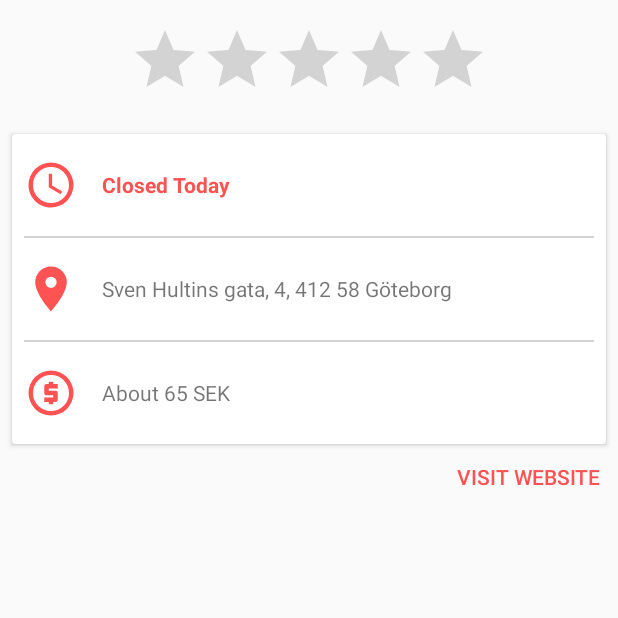
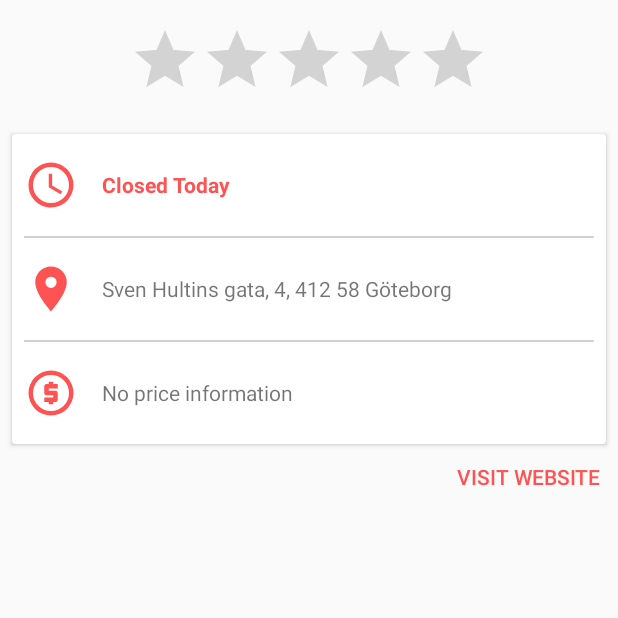
Before and after one commit to hsson/card-balance-app, an Android app: the fragment FoodAboutFragment shown on its own in the app's theme, on a phone screen of 412 x 824 dp, the top half of it. Run offline under Robolectric (Android 15) with nearby library versions, the phone set to English and light mode, and no system bars; 1 statement that could not run was skipped.

Commit message:
Adds average price

```diff
--- a/app/src/main/java/se/creotec/chscardbalance2/controller/FoodAboutFragment.kt
+++ b/app/src/main/java/se/creotec/chscardbalance2/controller/FoodAboutFragment.kt
@@ -44,6 +44,7 @@ class FoodAboutFragment : Fragment() {
         websiteButton = view.findViewById(R.id.restaurant_visit_website) as Button
         openNow = view.findViewById(R.id.restaurant_about_open_now) as TextView
         openHours = view.findViewById(R.id.restaurant_about_open_hours) as TextView
+        priceEstimate = view.findViewById(R.id.restaurant_about_avg_price) as TextView
 
         rating?.rating = restaurant.rating
         setOpenHours(openNow, openHours)
@@ -53,6 +54,13 @@ class FoodAboutFragment : Fragment() {
                     .build()
             webIntent.launchUrl(context, Uri.parse(restaurant.websiteUrl))
         }
+
+        if (restaurant.averagePrice != 0) {
+            priceEstimate?.text = getString(R.string.restaurant_about_avg_price, restaurant.averagePrice)
+        } else {
+            priceEstimate?.text = getString(R.string.restaurant_about_avg_no_price)
+        }
+
         return view
     }
 
--- a/app/src/main/java/se/creotec/chscardbalance2/model/Restaurant.kt
+++ b/app/src/main/java/se/creotec/chscardbalance2/model/Restaurant.kt
@@ -16,6 +16,8 @@ class Restaurant(@SerializedName("name")
     var websiteUrl: String? = null
     @SerializedName("rating")
     var rating: Float = 0.0f
+    @SerializedName("avg_price")
+    var averagePrice: Int = 0
     @SerializedName("dishes")
     var dishes: List<Dish> = ArrayList()
     @SerializedName("open_hours")
@@ -27,7 +29,13 @@ class Restaurant(@SerializedName("name")
 
     override fun compareTo(other: Restaurant) = compareValuesBy(this, other, {it.isClosed()})
 
-
+    override fun toString(): String {
+        return "Restaurant{" +
+                "name='" + name + '\'' +
+                ", imageUrl='" + imageUrl + '\'' +
+                ", dishes=" + dishes +
+                '}'
+    }
 
     override fun equals(other: Any?): Boolean {
         if (this === other) return true
@@ -39,6 +47,7 @@ class Restaurant(@SerializedName("name")
         if (imageUrl != other.imageUrl) return false
         if (websiteUrl != other.websiteUrl) return false
         if (rating != other.rating) return false
+        if (averagePrice != other.averagePrice) return false
         if (dishes != other.dishes) return false
         if (openHours != other.openHours) return false
 
@@ -50,16 +59,9 @@ class Restaurant(@SerializedName("name")
         result = 31 * result + (imageUrl?.hashCode() ?: 0)
         result = 31 * result + (websiteUrl?.hashCode() ?: 0)
         result = 31 * result + rating.hashCode()
+        result = 31 * result + averagePrice
         result = 31 * result + dishes.hashCode()
         result = 31 * result + openHours.hashCode()
         return result
     }
-
-    override fun toString(): String {
-        return "Restaurant{" +
-                "name='" + name + '\'' +
-                ", imageUrl='" + imageUrl + '\'' +
-                ", dishes=" + dishes +
-                '}'
-    }
 }
--- a/app/src/main/res/layout/fragment_restaurant_about.xml
+++ b/app/src/main/res/layout/fragment_restaurant_about.xml
@@ -97,10 +97,10 @@
                     android:src="@drawable/coin_icon"
                     android:tint="@color/color_accent"/>
                 <TextView
+                    android:id="@+id/restaurant_about_avg_price"
                     android:layout_width="wrap_content"
                     android:layout_height="wrap_content"
                     android:layout_marginStart="16dp"
-                    android:text="About 65 SEK"
                     android:layout_gravity="center_vertical"/>
             </LinearLayout>
 
--- a/app/src/main/res/values/strings.xml
+++ b/app/src/main/res/values/strings.xml
@@ -15,6 +15,8 @@
     <string name="restaurant_about_closed_now">Closed Now</string>
     <string name="restaurant_about_closed_today">Closed Today</string>
     <string name="restaurant_about_hours_range">%1$s - %2$s</string>
+    <string name="restaurant_about_avg_price">About %1$d SEK</string>
+    <string name="restaurant_about_avg_no_price">No price information</string>
 
     <string name="upgraded_slide_1_title">Welcome Back</string>
     <string name="upgraded_slide_1_desc">We have made some nice changes for you!</string>
```
